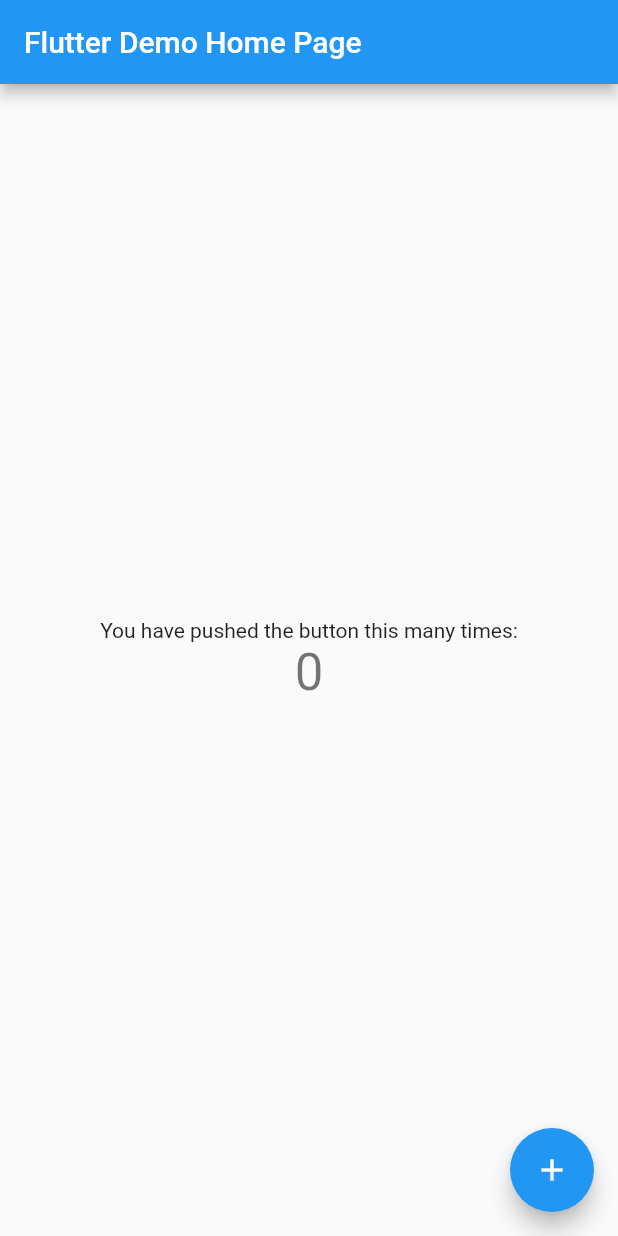
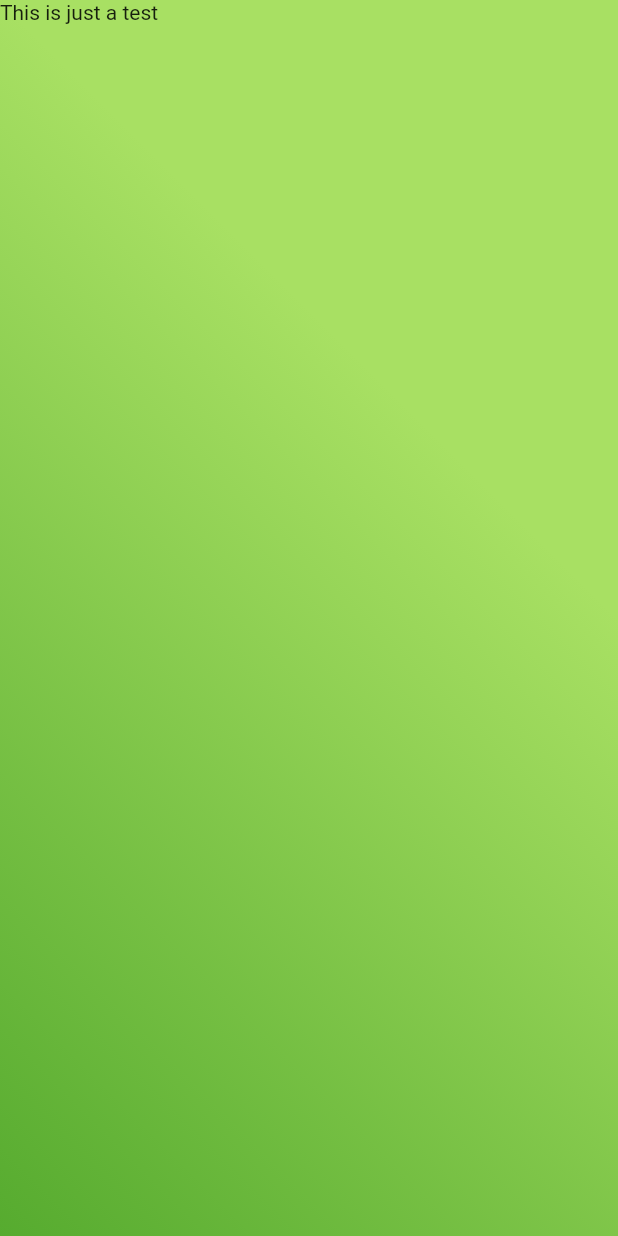
Before and after one commit to warpaltarpers/schedule-generator, a Flutter app: the screen it shows after launch, on a phone screen of 412 x 824 dp. Run offline on Flutter 3.47's test engine with Material 2 defaults, Android fonts, the phone set to English and light mode, and no system bars.

Commit message:
Setting up main screen

```diff
--- /dev/null
+++ b/lib/generator.dart
@@ -0,0 +1,33 @@
+import 'package:flutter/material.dart';
+
+class Generator extends StatefulWidget {
+  @override
+  _GeneratorState createState() => _GeneratorState();
+}
+
+class _GeneratorState extends State<Generator> {
+  @override
+  Widget build(BuildContext context) {
+    return Scaffold(
+      body: Container(
+        decoration: BoxDecoration(
+          gradient: LinearGradient(
+             begin: Alignment.bottomLeft,
+             colors: [const Color(0xff56ab2f), const Color(0xffa8e063)],
+          )
+        ),
+        child: Column(
+          mainAxisAlignment: MainAxisAlignment.center,
+          crossAxisAlignment: CrossAxisAlignment.stretch,
+          children: <Widget>[
+            Expanded(
+              child: Text(
+                'This is just a test',
+              ),
+            )
+          ],
+        ),
+      )
+    );
+  }
+}
--- a/lib/main.dart
+++ b/lib/main.dart
@@ -1,4 +1,5 @@
 import 'package:flutter/material.dart';
+import 'package:leaffilter_generator/generator.dart';
 
 void main() => runApp(MyApp());
 
@@ -8,104 +9,7 @@ class MyApp extends StatelessWidget {
   Widget build(BuildContext context) {
     return MaterialApp(
       title: 'Flutter Demo',
-      theme: ThemeData(
-        // This is the theme of your application.
-        //
-        // Try running your application with "flutter run". You'll see the
-        // application has a blue toolbar. Then, without quitting the app, try
-        // changing the primarySwatch below to Colors.green and then invoke
-        // "hot reload" (press "r" in the console where you ran "flutter run",
-        // or simply save your changes to "hot reload" in a Flutter IDE).
-        // Notice that the counter didn't reset back to zero; the application
-        // is not restarted.
-        primarySwatch: Colors.blue,
-      ),
-      home: MyHomePage(title: 'Flutter Demo Home Page'),
+      home: Generator(),
     );
   }
 }
-
-class MyHomePage extends StatefulWidget {
-  MyHomePage({Key key, this.title}) : super(key: key);
-
-  // This widget is the home page of your application. It is stateful, meaning
-  // that it has a State object (defined below) that contains fields that affect
-  // how it looks.
-
-  // This class is the configuration for the state. It holds the values (in this
-  // case the title) provided by the parent (in this case the App widget) and
-  // used by the build method of the State. Fields in a Widget subclass are
-  // always marked "final".
-
-  final String title;
-
-  @override
-  _MyHomePageState createState() => _MyHomePageState();
-}
-
-class _MyHomePageState extends State<MyHomePage> {
-  int _counter = 0;
-
-  void _incrementCounter() {
-    setState(() {
-      // This call to setState tells the Flutter framework that something has
-      // changed in this State, which causes it to rerun the build method below
-      // so that the display can reflect the updated values. If we changed
-      // _counter without calling setState(), then the build method would not be
-      // called again, and so nothing would appear to happen.
-      _counter++;
-    });
-  }
-
-  @override
-  Widget build(BuildContext context) {
-    // This method is rerun every time setState is called, for instance as done
-    // by the _incrementCounter method above.
-    //
-    // The Flutter framework has been optimized to make rerunning build methods
-    // fast, so that you can just rebuild anything that needs updating rather
-    // than having to individually change instances of widgets.
-    return Scaffold(
-      appBar: AppBar(
-        // Here we take the value from the MyHomePage object that was created by
-        // the App.build method, and use it to set our appbar title.
-        title: Text(widget.title),
-      ),
-      body: Center(
-        // Center is a layout widget. It takes a single child and positions it
-        // in the middle of the parent.
-        child: Column(
-          // Column is also layout widget. It takes a list of children and
-          // arranges them vertically. By default, it sizes itself to fit its
-          // children horizontally, and tries to be as tall as its parent.
-          //
-          // Invoke "debug painting" (press "p" in the console, choose the
-          // "Toggle Debug Paint" action from the Flutter Inspector in Android
-          // Studio, or the "Toggle Debug Paint" command in Visual Studio Code)
-          // to see the wireframe for each widget.
-          //
-          // Column has various properties to control how it sizes itself and
-          // how it positions its children. Here we use mainAxisAlignment to
-          // center the children vertically; the main axis here is the vertical
-          // axis because Columns are vertical (the cross axis would be
-          // horizontal).
-          mainAxisAlignment: MainAxisAlignment.center,
-          children: <Widget>[
-            Text(
-              'You have pushed the button this many times:',
-            ),
-            Text(
-              '$_counter',
-              style: Theme.of(context).textTheme.display1,
-            ),
-          ],
-        ),
-      ),
-      floatingActionButton: FloatingActionButton(
-        onPressed: _incrementCounter,
-        tooltip: 'Increment',
-        child: Icon(Icons.add),
-      ), // This trailing comma makes auto-formatting nicer for build methods.
-    );
-  }
-}
```
